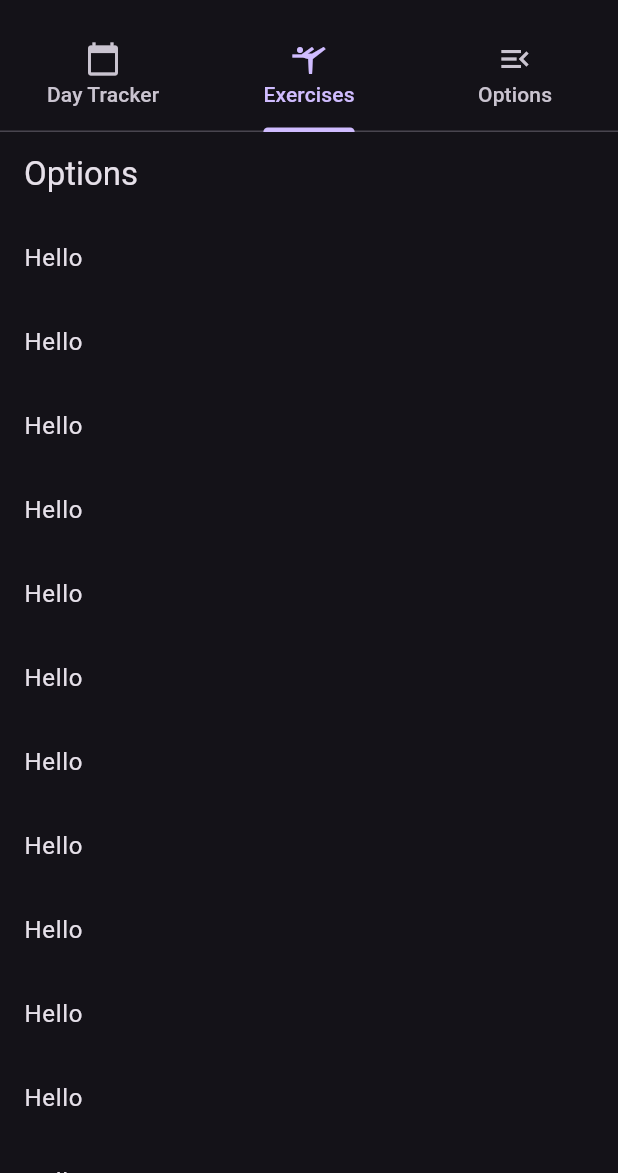
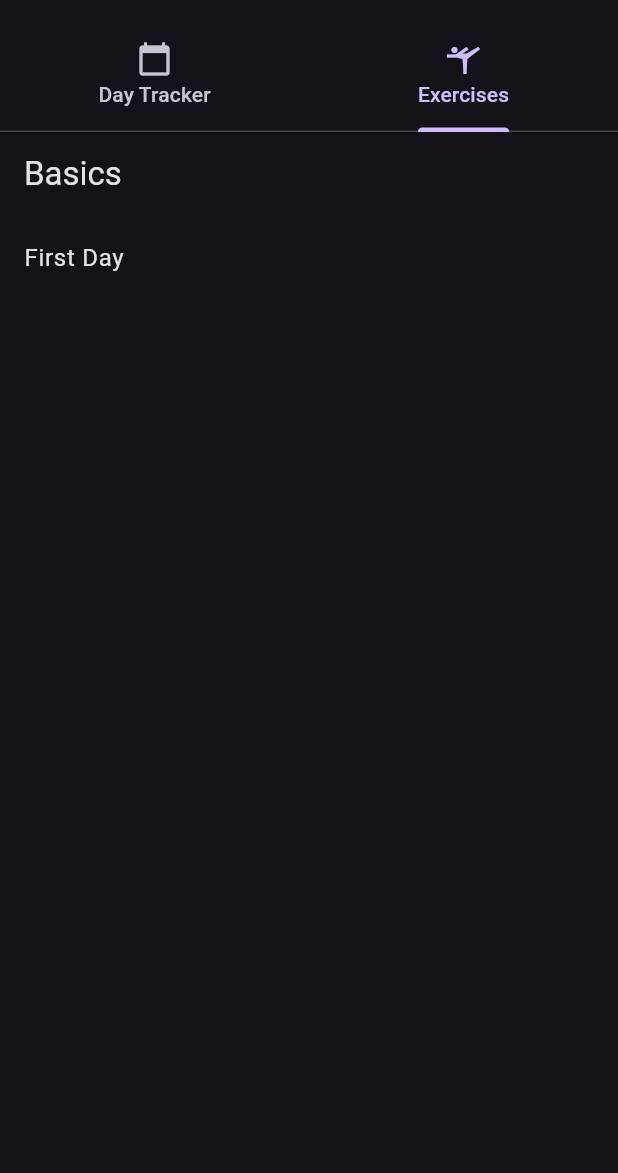
Before and after one commit to Rtulpe/flu_test, a Flutter app: the screen it shows after launch, tab 2 chosen, on a phone screen of 412 x 824 dp, the part 63-1236 px from its top. Run offline on Flutter 3.47's test engine with Material 2 defaults, Android fonts, the phone set to English and light mode, and no system bars; our stand-ins replace table_calendar.

Commit message:
Removed options, preparing to move to special menu

```diff
--- a/lib/exercise_page.dart
+++ b/lib/exercise_page.dart
@@ -12,25 +12,11 @@ class _ExercisePageState extends State<ExercisePage> {
   Widget build(BuildContext context) {
     return Scaffold(
       appBar: AppBar(
-        title: Text('Options'),
+        title: Text('Basics'),
       ),
       body: ListView(
         children: const [
-          ListTile(title: Text("Hello")),
-          ListTile(title: Text("Hello")),
-          ListTile(title: Text("Hello")),
-          ListTile(title: Text("Hello")),
-          ListTile(title: Text("Hello")),
-          ListTile(title: Text("Hello")),
-          ListTile(title: Text("Hello")),
-          ListTile(title: Text("Hello")),
-          ListTile(title: Text("Hello")),
-          ListTile(title: Text("Hello")),
-          ListTile(title: Text("Hello")),
-          ListTile(title: Text("Hello")),
-          ListTile(title: Text("Hello")),
-          ListTile(title: Text("Hello")),
-          ListTile(title: Text("Hello"))
+          ListTile(title: Text("First Day")),
         ],
       ),
     );
--- a/lib/main.dart
+++ b/lib/main.dart
@@ -1,7 +1,6 @@
 import 'package:flutter/material.dart';
 import 'calendar_page.dart';
 import 'exercise_page.dart';
-import 'options_page.dart';
 
 void main() {
   runApp(
@@ -25,14 +24,12 @@ class HomePage extends StatelessWidget {
               bottom: const TabBar(tabs: [
                 Tab(icon: Icon(Icons.calendar_today), text: 'Day Tracker'),
                 Tab(icon: Icon(Icons.sports_gymnastics), text: 'Exercises'),
-                Tab(icon: Icon(Icons.menu_open), text: 'Options'),
               ]),
               title: const Text('Exercise Tracker'),
             ),
             body: const TabBarView(children: [
               CalendarPage(),
               ExercisePage(),
-              OptionsPage(),
             ])
           ),
         ));
```
Also changed, not shown: lib/options_page.dart (deleted, +0 -24 lines).
